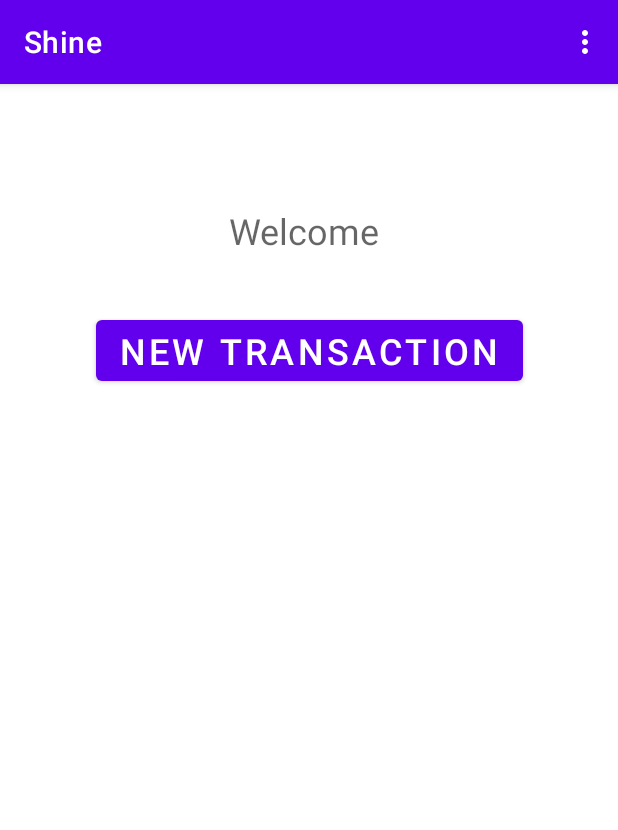
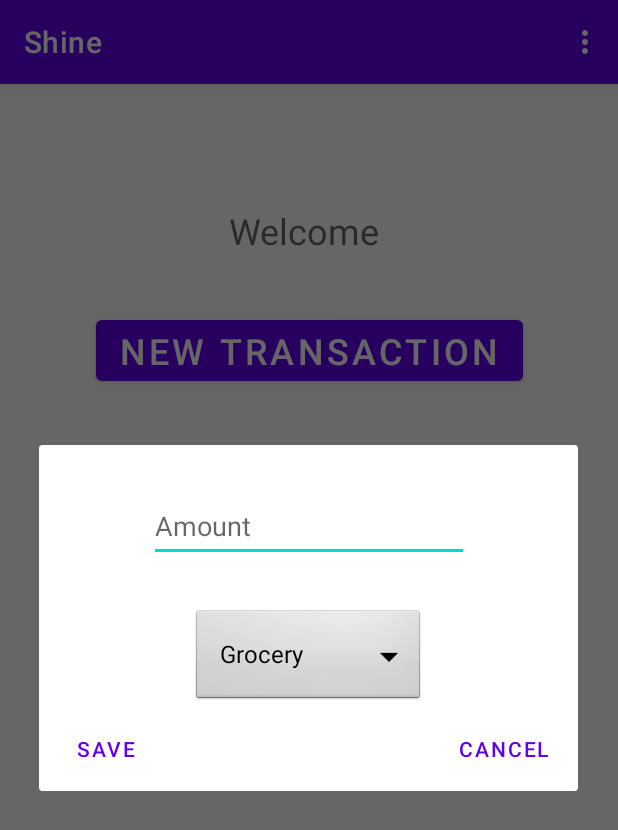
Before and after one commit to amalik23/Shine, an Android app: the HomeScreenActivity screen opened directly, with no data from a screen before it, after a tap on "NEW TRANSACTION", on a phone screen of 412 x 824 dp. Shown: the top 830 px of the screen. Run offline under Robolectric (Android 15) with nearby library versions, the phone set to English and light mode, and no system bars.

Commit message:
Set up a popup where the user can enter in the amount they spent and also the category of the type of transaction that was made.

```diff
--- a/app/src/main/java/com/example/shine/HomeScreenActivity.java
+++ b/app/src/main/java/com/example/shine/HomeScreenActivity.java
@@ -1,6 +1,7 @@
 package com.example.shine;
 
 import androidx.annotation.NonNull;
+import androidx.appcompat.app.AlertDialog;
 import androidx.appcompat.app.AppCompatActivity;
 
 import android.content.Context;
@@ -11,10 +12,23 @@ import android.view.Menu;
 import android.view.MenuInflater;
 import android.view.MenuItem;
 import android.view.View;
+import android.widget.ArrayAdapter;
+import android.widget.Button;
+import android.widget.EditText;
+import android.widget.Spinner;
 import android.widget.TextView;
+
+import java.util.Locale;
 
 public class HomeScreenActivity extends AppCompatActivity {
     private TextView welcomeText;
+
+    // Stuff for transaction popup
+    private AlertDialog.Builder dialogBuilder;
+    private AlertDialog dialog;
+    private EditText newTransactionAmount;
+    private Spinner newTransactionCategory;
+    private Button newTransactionCancel, newTransactionSave;
 
     /**
      * This is the onCreate method that sets the welcome text to the email in sharedPreferences
@@ -81,6 +95,64 @@ public class HomeScreenActivity extends AppCompatActivity {
         startActivity(new Intent(this, MainActivity.class));
     }
 
-    public void newTransac(View view) {
+    /**
+     * This is a private helper method to send the new transaction that the user entered and send it to
+     * the backend
+     *
+     * @param amountEditText EditText from new transaction popup
+     * @param categorySpinner Spinner from new transaction popup
+     * @return the new transaction the user is trying to add
+     */
+    private Transaction saveTransaction(EditText amountEditText, Spinner categorySpinner) {
+        // TODO have this send to the backend
+        double amount = Double.parseDouble(amountEditText.getText().toString());
+        Transaction.TransactionType category = Transaction.TransactionType
+                .valueOf(categorySpinner.getSelectedItem().toString().toUpperCase(Locale.ROOT));
+        Transaction transaction = new Transaction(amount, category);
+        return transaction;
+    }
+
+
+    /**
+     * This function creates the popup that allows a user to enter in a new transaction
+     */
+    public void newTransaction(View view) {
+        dialogBuilder = new AlertDialog.Builder(this);
+
+        // transaction_popup.xml in res/layout/
+        final View transactionPopupView = getLayoutInflater().inflate(R.layout.transaction_popup, null);
+
+        //Set up spinner for transaction_popup
+        Spinner dropdown = transactionPopupView.findViewById(R.id.spinner1);
+
+        // Set up the categories to be from the Transaction class
+        String[] items = new String[Transaction.TransactionType.values().length];
+        int i = 0;
+        for (Transaction.TransactionType type : Transaction.TransactionType.values()) {
+            items[i] = type.toString().charAt(0) + type.toString().substring(1).toLowerCase(Locale.ROOT);
+            i++;
+        }
+
+        ArrayAdapter<String> adapter = new ArrayAdapter<>(this, R.layout.support_simple_spinner_dropdown_item, items);
+        dropdown.setAdapter(adapter);
+
+        newTransactionAmount = (EditText) transactionPopupView.findViewById(R.id.editTextTextTransactionAmount);
+        newTransactionCategory = (Spinner) transactionPopupView.findViewById(R.id.spinner1);
+
+        dialogBuilder.setView(transactionPopupView);
+        dialog = dialogBuilder.create();
+
+        // Save button
+        dialog.setButton(AlertDialog.BUTTON_NEUTRAL, "Save",
+                (dialogInterface, i1) -> {
+            saveTransaction(newTransactionAmount, newTransactionCategory);
+            dialogInterface.dismiss();
+                });
+
+        // Cancel button
+        dialog.setButton(AlertDialog.BUTTON_POSITIVE, "Cancel",
+                ((dialogInterface, i1) -> dialogInterface.dismiss()));
+
+        dialog.show();
     }
 }
--- /dev/null
+++ b/app/src/main/java/com/example/shine/Transaction.java
@@ -0,0 +1,28 @@
+package com.example.shine;
+
+public class Transaction {
+
+    // More types can be added if needed
+    enum TransactionType {
+        GROCERY,
+        DINING,
+        RECREATION,
+        BILL
+    }
+
+    private double amount;
+    private TransactionType category;
+
+    public Transaction(double amount, TransactionType category) {
+        this.amount = amount;
+        this.category = category;
+    }
+
+    public double getAmount() {
+        return amount;
+    }
+
+    public TransactionType getCategory() {
+        return category;
+    }
+}
--- a/app/src/main/res/layout/activity_home_screen.xml
+++ b/app/src/main/res/layout/activity_home_screen.xml
@@ -18,19 +18,20 @@
         android:textSize="24sp"
         app:layout_constraintBottom_toBottomOf="parent"
         app:layout_constraintEnd_toEndOf="parent"
+        app:layout_constraintHorizontal_bias="0.5"
         app:layout_constraintStart_toStartOf="parent"
         app:layout_constraintTop_toTopOf="parent"
-        app:layout_constraintHorizontal_bias="0.5"
-        app:layout_constraintVertical_bias="0.1"/>
+        app:layout_constraintVertical_bias="0.1"
+        tools:ignore="TextContrastCheck" />
 
     <Button
         android:id="@+id/transacButton"
         android:layout_width="wrap_content"
         android:layout_height="wrap_content"
-        android:text="New Transaction"
+        android:text="@string/new_transaction"
         android:layout_marginTop="10dp"
         android:textSize="24sp"
-        android:onClick="newTransac"
+        android:onClick="newTransaction"
         app:layout_constraintBottom_toBottomOf="parent"
         app:layout_constraintEnd_toEndOf="parent"
         app:layout_constraintStart_toStartOf="parent"
--- /dev/null
+++ b/app/src/main/res/layout/transaction_popup.xml
@@ -0,0 +1,36 @@
+<?xml version="1.0" encoding="utf-8"?>
+<androidx.constraintlayout.widget.ConstraintLayout xmlns:android="http://schemas.android.com/apk/res/android"
+    xmlns:app="http://schemas.android.com/apk/res-auto"
+    xmlns:tools="http://schemas.android.com/tools"
+    android:layout_width="match_parent"
+    android:layout_height="match_parent"
+    android:orientation="vertical">
+
+
+    <EditText
+        android:id="@+id/editTextTextTransactionAmount"
+        android:layout_width="wrap_content"
+        android:layout_height="wrap_content"
+        android:layout_marginTop="30dp"
+        android:ems="10"
+        android:hint="Amount"
+        android:inputType="none|number|numberDecimal"
+        android:minHeight="48dp"
+        app:layout_constraintEnd_toEndOf="parent"
+        app:layout_constraintHorizontal_bias="0.5"
+        app:layout_constraintStart_toStartOf="parent"
+        app:layout_constraintTop_toTopOf="parent" />
+
+    <Spinner
+        android:id="@+id/spinner1"
+        android:layout_width="wrap_content"
+        android:layout_height="wrap_content"
+        android:layout_marginTop="30dp"
+        android:background="@android:drawable/btn_dropdown"
+        android:spinnerMode="dropdown"
+        app:layout_constraintEnd_toEndOf="parent"
+        app:layout_constraintHorizontal_bias="0.5"
+        app:layout_constraintStart_toStartOf="parent"
+        app:layout_constraintTop_toBottomOf="@+id/editTextTextTransactionAmount"
+        tools:ignore="SpeakableTextPresentCheck" />
+</androidx.constraintlayout.widget.ConstraintLayout>
--- a/app/src/main/res/values/strings.xml
+++ b/app/src/main/res/values/strings.xml
@@ -6,4 +6,5 @@
     <string name="logout">Logout</string>
     <string name="temp_text">Temp Text</string>
     <string name="add_transaction">Add Transaction</string>
+    <string name="new_transaction">New Transaction</string>
 </resources>
```
